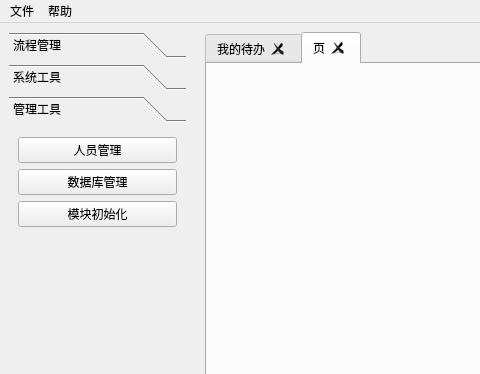
The window that src/Client/mainwindow.ui (hcc01/ELIMS) describes before a commit, drawn with Qt 5; both pictures show x 0 to 480 and y 0 to 374 of the 631 by 592 pixel window.
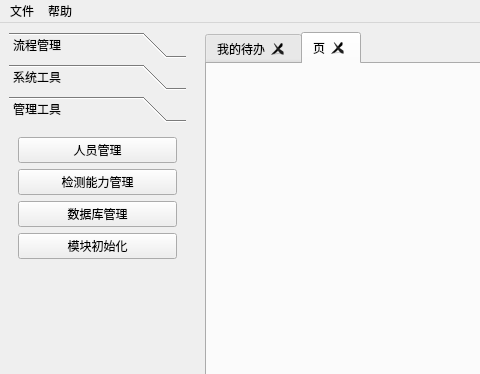
The same window after the commit. The open tabs and pages were chosen to show the change. Custom widgets are drawn as their Qt base class.

What changed in the file:
```diff
--- a/src/Client/mainwindow.ui
+++ b/src/Client/mainwindow.ui
@@ -102,7 +102,7 @@
          <x>0</x>
          <y>0</y>
          <width>177</width>
-         <height>451</height>
+         <height>442</height>
         </rect>
        </property>
        <attribute name="label">
@@ -116,6 +116,13 @@
           </property>
          </widget>
         </item>
+        <item>
+         <widget class="QPushButton" name="btLabCapability">
+          <property name="text">
+           <string>检测能力管理</string>
+          </property>
+         </widget>
+        </item>
         <item>
          <widget class="QPushButton" name="btDBManage">
           <property name="text">
```
Left out of the diff: 25 changed lines with no effect on the pictures.
